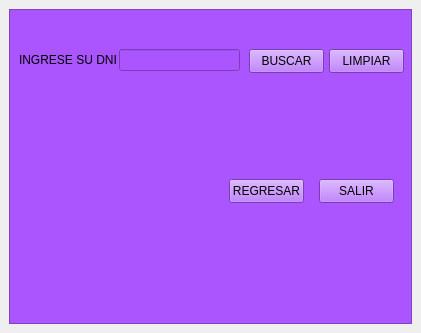
Old version of the form cliente/categoria/formulario.ui in the repository CodeSystem2022/Proyecto-Integrador-Python-TEAM-FORTRAN-2023.
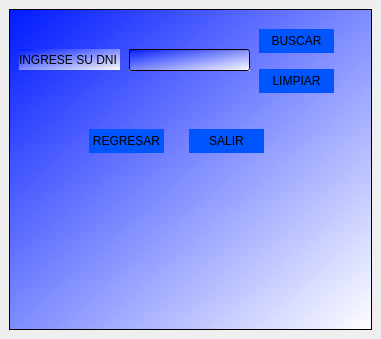
New version of the form.

Commit message: Se sube los estilos de las ventanas de menu y formulario

What changed in the file:
```diff
--- a/cliente/categoria/formulario.ui
+++ b/cliente/categoria/formulario.ui
@@ -6,8 +6,8 @@
    <rect>
     <x>0</x>
     <y>0</y>
-    <width>421</width>
-    <height>333</height>
+    <width>381</width>
+    <height>339</height>
    </rect>
   </property>
   <property name="windowTitle">
@@ -18,7 +18,7 @@
     <item>
      <widget class="QFrame" name="frame">
       <property name="styleSheet">
-       <string notr="true">background-color: rgb(170, 85, 255);</string>
+       <string notr="true">background-color: qlineargradient(spread:pad, x1:0, y1:0, x2:1, y2:1, stop:0 rgba(0, 26, 255, 255), stop:1 rgba(255, 255, 255, 255));</string>
       </property>
       <property name="frameShape">
        <enum>QFrame::StyledPanel</enum>
@@ -45,7 +45,7 @@
       <widget class="QLineEdit" name="lineEdit">
        <property name="geometry">
         <rect>
-         <x>110</x>
+         <x>120</x>
          <y>40</y>
          <width>121</width>
          <height>22</height>
@@ -61,14 +61,29 @@
       <widget class="QPushButton" name="bt_buscar">
        <property name="geometry">
         <rect>
-         <x>240</x>
-         <y>40</y>
+         <x>250</x>
+         <y>20</y>
          <width>75</width>
          <height>24</height>
         </rect>
        </property>
        <property name="styleSheet">
-        <string notr="true">font: 700 9pt &quot;Segoe UI&quot;;</string>
+        <string notr="true">QPushButton{
+background-color: rgb(0, 85, 255);
+border-top-left-radius: 20px;
+border-bottom-left-radius: 20px;
+color: rgb(0, 0, 0);
+font: 77.10px &quot;Arial Black&quot;;
+}
+
+QPushButton:hover {
+background-color: rgb(0, 0, 0);
+border-top-left-radius: 20px;
+border-bottom-left-radius: 20px;
+color: rgb(255, 255, 255);
+font: 77.10px &quot;Arial Black&quot;;
+}
+</string>
        </property>
        <property name="text">
         <string>BUSCAR</string>
@@ -77,14 +92,29 @@
       <widget class="QPushButton" name="bt_salir">
        <property name="geometry">
         <rect>
-         <x>320</x>
-         <y>40</y>
+         <x>250</x>
+         <y>60</y>
          <width>75</width>
          <height>24</height>
         </rect>
        </property>
        <property name="styleSheet">
-        <string notr="true">font: 700 9pt &quot;Segoe UI&quot;;</string>
+        <string notr="true">QPushButton{
+background-color: rgb(0, 85, 255);
+border-top-left-radius: 20px;
+border-bottom-left-radius: 20px;
+color: rgb(0, 0, 0);
+font: 77.10px &quot;Arial Black&quot;;
+}
+
+QPushButton:hover {
+background-color: rgb(0, 0, 0);
+border-top-left-radius: 20px;
+border-bottom-left-radius: 20px;
+color: rgb(255, 255, 255);
+font: 77.10px &quot;Arial Black&quot;;
+}
+</string>
        </property>
        <property name="text">
         <string>LIMPIAR</string>
@@ -93,12 +123,30 @@
       <widget class="QPushButton" name="pushButton">
        <property name="geometry">
         <rect>
-         <x>220</x>
-         <y>170</y>
+         <x>80</x>
+         <y>120</y>
          <width>75</width>
          <height>24</height>
         </rect>
        </property>
+       <property name="styleSheet">
+        <string notr="true">QPushButton{
+background-color: rgb(0, 85, 255);
+border-top-left-radius: 20px;
+border-bottom-left-radius: 20px;
+color: rgb(0, 0, 0);
+font: 77.10px &quot;Arial Black&quot;;
+}
+
+QPushButton:hover {
+background-color: rgb(0, 0, 0);
+border-top-left-radius: 20px;
+border-bottom-left-radius: 20px;
+color: rgb(255, 255, 255);
+font: 77.10px &quot;Arial Black&quot;;
+}
+</string>
+       </property>
        <property name="text">
         <string>REGRESAR</string>
        </property>
@@ -106,12 +154,30 @@
       <widget class="QPushButton" name="pushButton_2">
        <property name="geometry">
         <rect>
-         <x>310</x>
-         <y>170</y>
+         <x>180</x>
+         <y>120</y>
          <width>75</width>
          <height>24</height>
         </rect>
        </property>
+       <property name="styleSheet">
+        <string notr="true">QPushButton{
+background-color: rgb(0, 85, 255);
+border-top-left-radius: 20px;
+border-bottom-left-radius: 20px;
+color: rgb(0, 0, 0);
+font: 77.10px &quot;Arial Black&quot;;
+}
+
+QPushButton:hover {
+background-color: rgb(0, 0, 0);
+border-top-left-radius: 20px;
+border-bottom-left-radius: 20px;
+color: rgb(255, 255, 255);
+font: 77.10px &quot;Arial Black&quot;;
+}
+</string>
+       </property>
        <property name="text">
         <string>SALIR</string>
        </property>
```
The commit also changes 1 other file.
